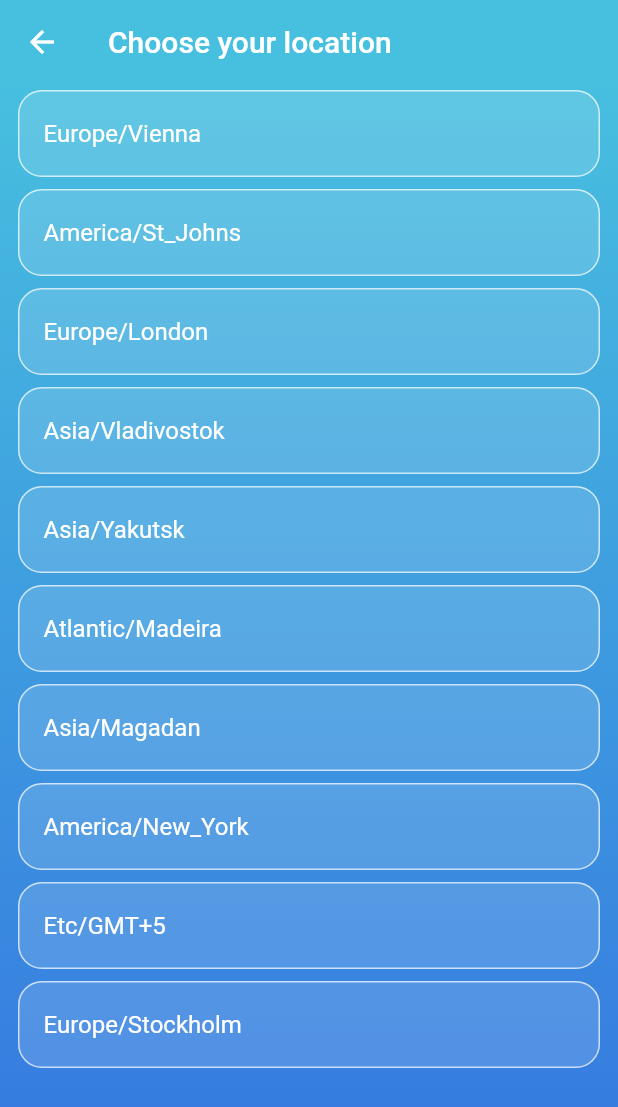
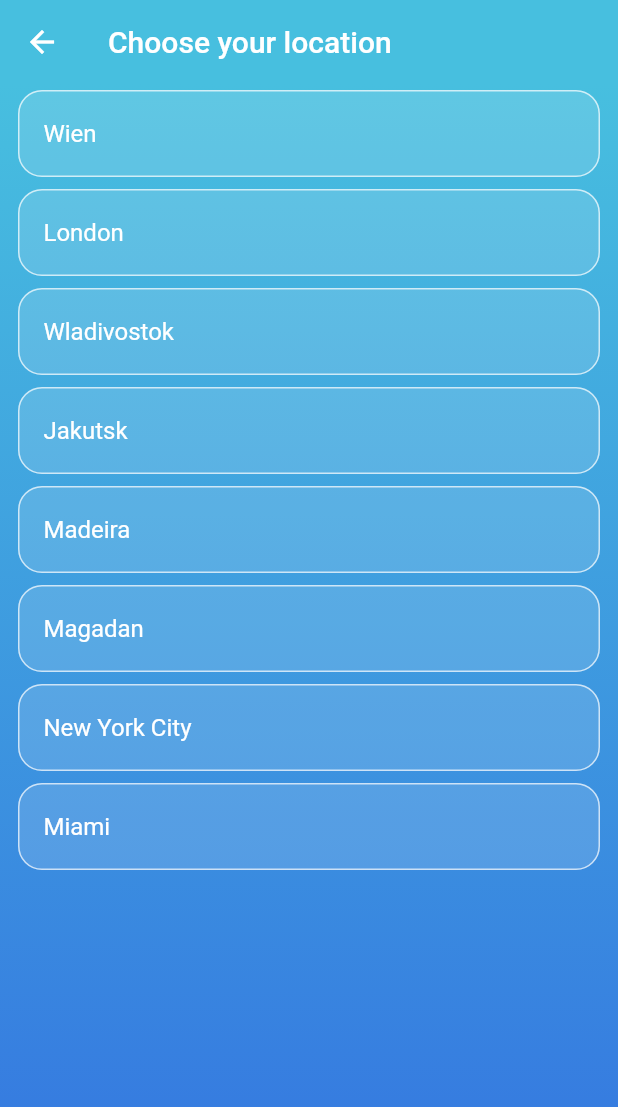
Before and after one commit to AlexanderMazurowski/AlexanderMazurowski, a Flutter app: the ChooseLocation screen opened by its route, on a phone screen of 412 x 824 dp. Shown: the top 1107 px of the screen. Run offline on Flutter 3.47's test engine with Material 2 defaults, Android fonts, the phone set to English and light mode, and no system bars; our stand-ins replace flutter_svg, google_fonts; network calls fail; Roboto replaces fonts that are missing (Overpass).

Commit message:
name correction

```diff
--- a/lib/main.dart
+++ b/lib/main.dart
@@ -4,16 +4,11 @@ import 'package:wetter_app/pages/choose_location.dart';
 
 void main() {
   runApp(MaterialApp(
-    theme: ThemeData(
-
-    ),
-
     debugShowCheckedModeBanner: false,
     initialRoute: "/home",
     routes: {
       "/home": (context) => Home(),
       "/location": (context) => ChooseLocation(),
     },
-
   ));
 }
--- a/lib/pages/choose_location.dart
+++ b/lib/pages/choose_location.dart
@@ -12,16 +12,15 @@ class ChooseLocation extends StatefulWidget {
 
 class _ChooseLocationState extends State<ChooseLocation> {
   List<WorldSummary> locations = [
-    WorldSummary(location: "vienna", url: "Europe/Vienna", lan: lan),
-    WorldSummary(location: "st%20johns", url: "America/St_Johns", lan: lan),
-    WorldSummary(location: "london", url: "Europe/London", lan: lan),
-    WorldSummary(location: "vladivostok", url: "Asia/Vladivostok", lan: lan),
-    WorldSummary(location: "yakutsk", url: "Asia/Yakutsk", lan: lan),
-    WorldSummary(location: "madeira", url: "Atlantic/Madeira", lan: lan),
-    WorldSummary(location: "magadan", url: "Asia/Magadan", lan: lan),
-    WorldSummary(location: "new%20york", url: "America/New_York", lan: lan),
-    WorldSummary(location: "miami", url: "Etc/GMT+5", lan: lan),
-    WorldSummary(location: "norrkoeping", url: "Europe/Stockholm", lan: lan),
+    WorldSummary(location: "vienna", url: "Europe/Vienna", lan: lan, name: "Wien"),
+    WorldSummary(location: "london", url: "Europe/London", lan: lan, name: "London"),
+    WorldSummary(location: "vladivostok", url: "Asia/Vladivostok", lan: lan, name: "Wladivostok"),
+    WorldSummary(location: "yakutsk", url: "Asia/Yakutsk", lan: lan, name: "Jakutsk"),
+    WorldSummary(location: "madeira", url: "Atlantic/Madeira", lan: lan, name: "Madeira"),
+    WorldSummary(location: "magadan", url: "Asia/Magadan", lan: lan, name: "Magadan"),
+    WorldSummary(location: "new%20york", url: "America/New_York", lan: lan, name: "New York City"),
+    WorldSummary(location: "miami", url: "Etc/GMT+5", lan: lan, name: "Miami"),
+
   ];
 
   void updateTime(index) async {
@@ -107,7 +106,7 @@ class _ChooseLocationState extends State<ChooseLocation> {
                       onTap: () {
                         updateTime(index);
                       },
-                      title: Text(locations[index].url,
+                      title: Text(locations[index].name,
 
                         style: TextStyle(
                           fontFamily: 'Overpass',
--- a/lib/pages/home.dart
+++ b/lib/pages/home.dart
@@ -6,7 +6,6 @@ import 'package:wetter_app/services/settings.dart';
 import 'package:wetter_app/services/world_summary.dart';
 import 'package:url_launcher/url_launcher.dart';
 
-//import 'package:test1/assets';
 
 class Home extends StatefulWidget {
   const Home({Key? key}) : super(key: key);
@@ -21,7 +20,7 @@ class _HomeState extends State<Home> {
   Future<void> setupWorldSummary() async {
     if (data.isEmpty) {
       WorldSummary instance =
-      WorldSummary(location: "vienna", url: "Europe/Vienna", lan: lan);
+      WorldSummary(location: "vienna", url: "Europe/Vienna", lan: lan, name: "Wien");
       //WorldWeather wInstance =
       //WorldWeather(location: "location", flag: "flag", url: "url");
       await instance.getWorldSummary();
--- a/lib/services/world_summary.dart
+++ b/lib/services/world_summary.dart
@@ -7,6 +7,7 @@ class WorldSummary {
   String location;
   String url;
   String lan;
+  String name;
 
   late String locationName;
   late String temp;
@@ -23,7 +24,7 @@ class WorldSummary {
   late Color dynamicBorderColor;
   late bool negativeTemp;
 
-  WorldSummary({required this.location, required this.url, required this.lan});
+  WorldSummary({required this.location, required this.url, required this.lan, required this.name});
 
   Future<void> getWorldSummary() async {
     WorldTime timeInstance = WorldTime(url: url);
```
Also changed, not shown: 1 other file.
